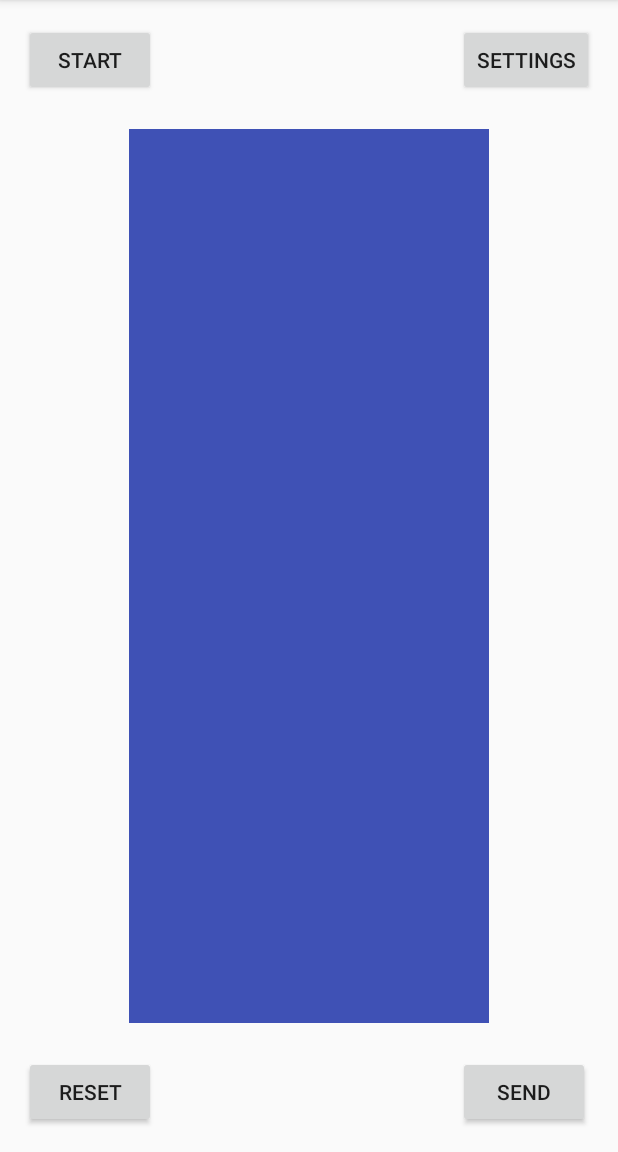
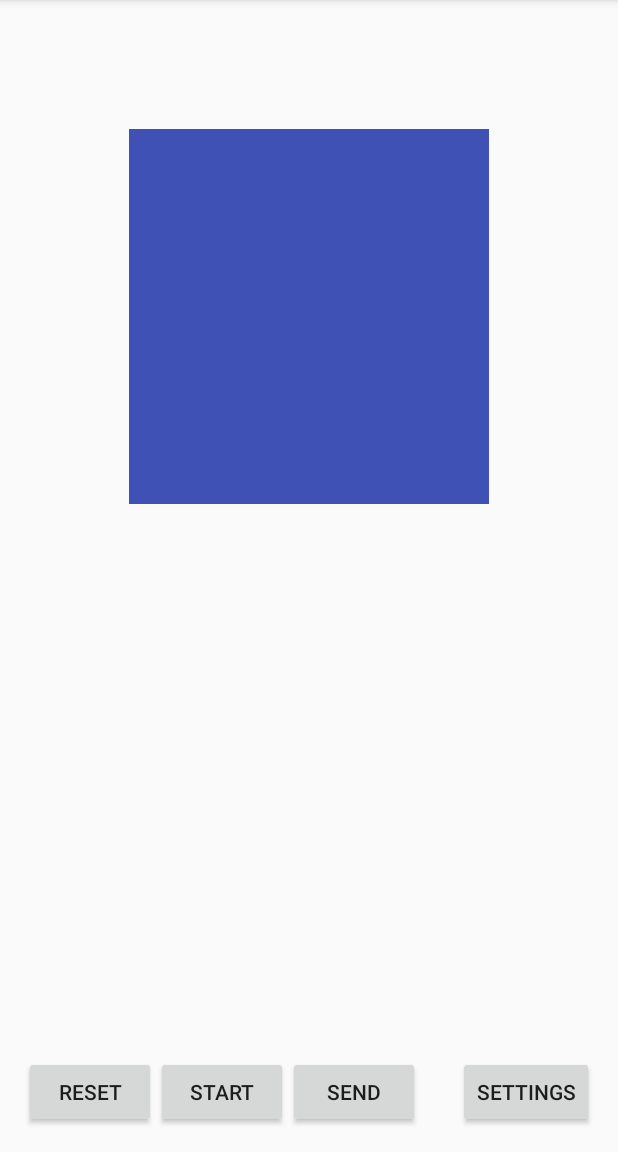
Before and after one commit to rozkminiacz/TouchDynamic, an Android app: the screen it shows after launch (MainActivity), in the side drawer, after a tap on "Pomiar", on a phone screen of 412 x 824 dp, the part 84-1236 px from its top. Run offline under Robolectric (Android 15) with nearby library versions, the phone set to English and light mode, and no system bars; our stand-ins replace ButterKnife.

Commit message:
integration with fcm

```diff
--- a/app/src/main/java/com/example/michalik/touchdynamic/App.java
+++ b/app/src/main/java/com/example/michalik/touchdynamic/App.java
@@ -13,7 +13,7 @@ import io.realm.RealmConfiguration;
  */
 
 public class App extends Application {
-    public StorageReference storageReference;
+    public static StorageReference storageReference;
     private static App app;
     @Override
     public void onCreate() {
--- a/app/src/main/java/com/example/michalik/touchdynamic/MainActivity.java
+++ b/app/src/main/java/com/example/michalik/touchdynamic/MainActivity.java
@@ -40,7 +40,6 @@ public class MainActivity extends AppCompatActivity
 
         NavigationView navigationView = (NavigationView) findViewById(R.id.nav_view);
         navigationView.setNavigationItemSelectedListener(this);
-
 
     }
 
--- a/app/src/main/java/com/example/michalik/touchdynamic/fragment/MeasureFragment.java
+++ b/app/src/main/java/com/example/michalik/touchdynamic/fragment/MeasureFragment.java
@@ -4,6 +4,7 @@ package com.example.michalik.touchdynamic.fragment;
 import android.os.Bundle;
 import android.support.design.widget.Snackbar;
 import android.support.v4.app.Fragment;
+import android.util.Log;
 import android.view.LayoutInflater;
 import android.view.MotionEvent;
 import android.view.View;
@@ -28,6 +29,7 @@ import java.util.List;
 
 import butterknife.BindView;
 import butterknife.ButterKnife;
+import butterknife.OnClick;
 
 /**
  * A simple {@link Fragment} subclass.
@@ -40,12 +42,14 @@ import butterknife.ButterKnife;
  */
 public class MeasureFragment extends Fragment{
 
+    public static final String TAG  = MeasureFragment.class.getSimpleName();
 
     private AccelerometerService accelerometerService;
     private TouchService touchService;
-    private ImageView aquisitionField;
     private List<TouchMeasurement> touchMeasurementList;
 
+    @BindView(R.id.fragment_measure_field)
+    ImageView aquisitionField;
     @BindView(R.id.fragment_measure_start)
     Button startButton;
     @BindView(R.id.fragment_measure_send)
@@ -66,16 +70,40 @@ public class MeasureFragment extends Fragment{
                              Bundle savedInstanceState) {
         // Inflate the layout for this fragment
         View view = inflater.inflate(R.layout.fragment_measure, container, false);
-        aquisitionField = (ImageView) container.findViewById(R.id.fragment_measure_field);
-        ButterKnife.bind(view);
+//        aquisitionField = (ImageView) container.findViewById(R.id.fragment_measure_field);
+        ButterKnife.bind(this, view);
+        accelerometerService = new AccelerometerService(getContext());
+        touchService = new TouchService(aquisitionField);
+
+        startButton.setOnClickListener(new View.OnClickListener() {
+            @Override
+            public void onClick(View v) {
+                startMeasurement();
+            }
+        });
+        sendButton.setOnClickListener(new View.OnClickListener() {
+            @Override
+            public void onClick(View v) {
+                endMeasurement();
+                saveData(touchService.getTouchMeasurementList(), accelerometerService.getMeasurements());
+            }
+        });
         return view;
     }
+
+//    @OnClick(R.id.fragment_measure_start)
+//    public void onStartButtonClick(){
+//        startMeasurement();
+//    }
+//    @OnClick(R.id.fragment_measure_send)
+//    public void onSendButtonClick(){
+//        endMeasurement();
+//        saveData(touchService.getTouchMeasurementList(), accelerometerService.getMeasurements());
+//    }
 
     @Override
     public void onStart() {
         super.onStart();
-        accelerometerService = new AccelerometerService(getContext());
-        touchService = new TouchService(aquisitionField);
     }
 
     @Override
@@ -93,11 +121,11 @@ public class MeasureFragment extends Fragment{
         //get time in ms
         endTouchService();
         endAccelerometerService();
-        saveData(touchService.getTouchMeasurementList(), accelerometerService.getMeasurements());
     }
 
     private void initTouchService(){
         touchService.init();
+        Log.d(TAG, "initTouchService: initializing...");
     }
 
     private void endTouchService(){
@@ -114,6 +142,7 @@ public class MeasureFragment extends Fragment{
     }
 
     private void saveData(List<TouchMeasurement> touchMeasurementList, List<AccelerometerMeasurement> accelerometerMeasurementList){
+        Log.d(TAG, "saveData: "+touchMeasurementList.size());
         FullMeasurementObject m = new FullMeasurementObject(touchMeasurementList, accelerometerMeasurementList);
         CSVwrapper csVwrapper = new CSVwrapper(m, new CSVwrapper.FileReadyListener() {
             @Override
@@ -132,6 +161,7 @@ public class MeasureFragment extends Fragment{
                         Toast.makeText(getContext(), msg, Toast.LENGTH_SHORT).show();
                     }
                 });
+                ds.sendFileToCloud(file);
             }
 
             @Override
--- a/app/src/main/java/com/example/michalik/touchdynamic/services/TouchService.java
+++ b/app/src/main/java/com/example/michalik/touchdynamic/services/TouchService.java
@@ -1,7 +1,9 @@
 package com.example.michalik.touchdynamic.services;
 
+import android.util.Log;
 import android.view.MotionEvent;
 import android.view.View;
+import android.widget.ImageView;
 
 import com.example.michalik.touchdynamic.objects.TouchMeasurement;
 
@@ -13,14 +15,15 @@ import java.util.List;
  */
 
 public class TouchService implements View.OnTouchListener{
-    View aquisitionArea;
+    public static final String TAG = TouchService.class.getSimpleName();
+    ImageView aquisitionArea;
     private List<TouchMeasurement> touchMeasurementList;
 
     public List<TouchMeasurement> getTouchMeasurementList() {
         return touchMeasurementList;
     }
 
-    public TouchService(View aquisitionArea) {
+    public TouchService(ImageView aquisitionArea) {
         this.aquisitionArea = aquisitionArea;
     }
     public void init(){
@@ -30,14 +33,14 @@ public class TouchService implements View.OnTouchListener{
 
     @Override
     public boolean onTouch(View v, MotionEvent event) {
-        switch (event.getAction()){
-            case MotionEvent.ACTION_UP:
-                touchMeasurementList.add(new TouchMeasurement(event.getRawX(), event.getRawY(), TouchMeasurement.ACTION_UP));
-                break;
-            case MotionEvent.ACTION_DOWN:
-                touchMeasurementList.add(new TouchMeasurement(event.getRawX(), event.getRawY(), TouchMeasurement.ACTION_DOWN));
-                break;
+        Log.d(TAG, "onTouch: ");
+
+        if(event.getAction() == MotionEvent.ACTION_UP){
+            touchMeasurementList.add(new TouchMeasurement(event.getRawX(), event.getRawY(), TouchMeasurement.ACTION_UP));
         }
-        return false;
+        else if(event.getAction() == MotionEvent.ACTION_DOWN){
+            touchMeasurementList.add(new TouchMeasurement(event.getRawX(), event.getRawY(), TouchMeasurement.ACTION_DOWN));
+        }
+        return true;
     }
 }
--- a/app/src/main/res/layout/fragment_measure.xml
+++ b/app/src/main/res/layout/fragment_measure.xml
@@ -5,29 +5,11 @@
     tools:context="com.example.michalik.touchdynamic.fragment.MeasureFragment">
 
     <ImageView
-        android:layout_height="match_parent"
-        android:layout_width="match_parent"
+        android:layout_height="250dp"
+        android:layout_width="250dp"
         android:id="@+id/fragment_measure_field"
         android:background="@color/colorPrimary"
         android:layout_margin="70dp"/>
-
-    <Button
-        android:text="Start"
-        android:layout_width="wrap_content"
-        android:layout_height="wrap_content"
-        android:layout_alignParentTop="true"
-        android:layout_alignParentStart="true"
-        android:id="@+id/fragment_measure_start"
-        android:elevation="0dp"
-        style="@style/Widget.AppCompat.Button" />
-
-    <Button
-        android:text="Settings"
-        android:layout_width="wrap_content"
-        android:layout_height="wrap_content"
-        android:layout_alignParentTop="true"
-        android:layout_alignParentEnd="true"
-        android:id="@+id/fragment_measure_settings" />
 
     <Button
         android:text="Reset"
@@ -38,11 +20,29 @@
         android:id="@+id/fragment_measure_reset" />
 
     <Button
+        android:text="Start"
+        android:layout_width="wrap_content"
+        android:layout_height="wrap_content"
+        android:id="@+id/fragment_measure_start"
+        android:elevation="0dp"
+        style="@style/Widget.AppCompat.Button"
+        android:layout_alignParentBottom="true"
+        android:layout_toEndOf="@+id/fragment_measure_reset" />
+
+    <Button
         android:text="Send"
         android:layout_width="wrap_content"
         android:layout_height="wrap_content"
+        android:id="@+id/fragment_measure_send"
         android:layout_alignParentBottom="true"
-        android:layout_alignStart="@+id/fragment_measure_settings"
-        android:id="@+id/fragment_measure_send" />
+        android:layout_toEndOf="@+id/fragment_measure_start" />
+
+    <Button
+        android:text="Settings"
+        android:layout_width="wrap_content"
+        android:layout_height="wrap_content"
+        android:id="@+id/fragment_measure_settings"
+        android:layout_alignParentBottom="true"
+        android:layout_alignParentEnd="true" />
 
 </RelativeLayout>
```
Also changed, not shown: app/src/main/java/com/example/michalik/touchdynamic/services/DataStreamConnector.java (+7 -3 lines), 1 other file.
